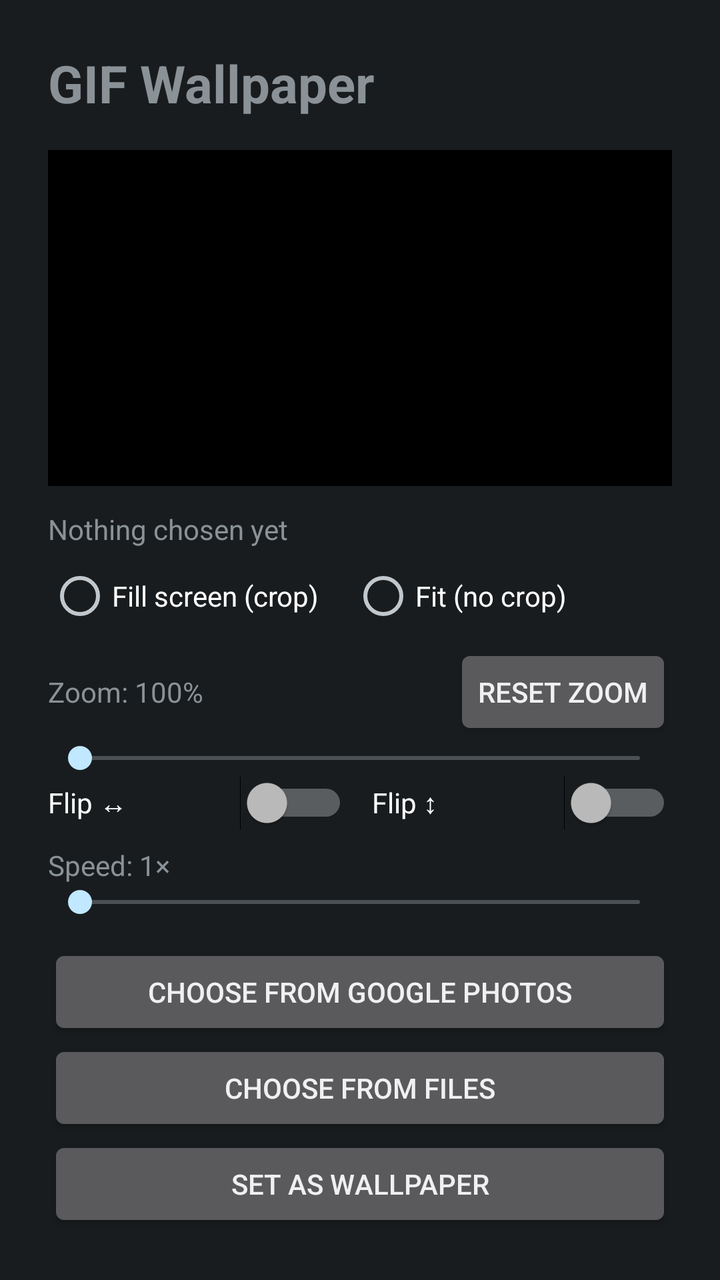
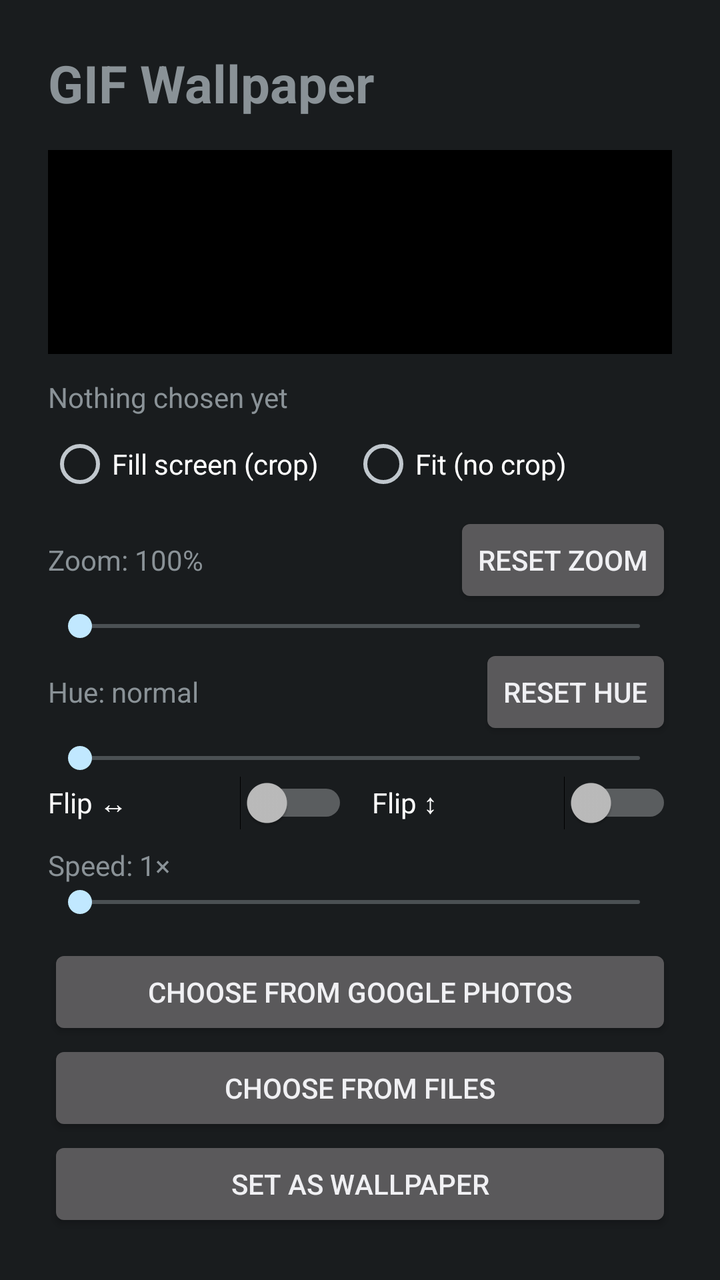

The first picture is an Android layout as it rendered before a commit; the second is the same layout after the commit. The layout source and the unified diff follow.
<!-- AndroidManifest.xml: application theme android:Theme.DeviceDefault -->
<!-- res/layout/activity_main.xml -->
<?xml version="1.0" encoding="utf-8"?>
<LinearLayout xmlns:android="http://schemas.android.com/apk/res/android"
    android:layout_width="match_parent"
    android:layout_height="match_parent"
    android:orientation="vertical"
    android:padding="24dp"
    android:fitsSystemWindows="true">

    <TextView
        android:layout_width="wrap_content"
        android:layout_height="wrap_content"
        android:text="@string/app_name"
        android:textSize="26sp"
        android:textStyle="bold"
        android:layout_marginBottom="16dp" />

    <FrameLayout
        android:layout_width="match_parent"
        android:layout_height="0dp"
        android:layout_weight="1"
        android:background="#000000">

        <ImageView
            android:id="@+id/preview"
            android:layout_width="match_parent"
            android:layout_height="match_parent"
            android:scaleType="fitCenter"
            android:contentDescription="Preview" />

        <VideoView
            android:id="@+id/videoPreview"
            android:layout_width="wrap_content"
            android:layout_height="wrap_content"
            android:layout_gravity="center"
            android:visibility="gone" />
    </FrameLayout>

    <TextView
        android:id="@+id/status"
        android:layout_width="match_parent"
        android:layout_height="wrap_content"
        android:layout_marginTop="12dp"
        android:text="Nothing chosen yet" />

    <RadioGroup
        android:id="@+id/scaleGroup"
        android:layout_width="match_parent"
        android:layout_height="wrap_content"
        android:orientation="horizontal"
        android:layout_marginTop="8dp">
        <RadioButton android:id="@+id/scaleFill" android:layout_width="wrap_content"
            android:layout_height="wrap_content" android:text="Fill screen (crop)" />
        <RadioButton android:id="@+id/scaleFit" android:layout_width="wrap_content"
            android:layout_height="wrap_content" android:layout_marginStart="16dp"
            android:text="Fit (no crop)" />
    </RadioGroup>

    <LinearLayout
        android:layout_width="match_parent"
        android:layout_height="wrap_content"
        android:layout_marginTop="8dp"
        android:gravity="center_vertical"
        android:orientation="horizontal">

        <TextView
            android:id="@+id/zoomLabel"
            android:layout_width="0dp"
            android:layout_height="wrap_content"
            android:layout_weight="1"
            android:text="Zoom: 100%" />

        <Button
            android:id="@+id/zoomReset"
            style="?android:attr/buttonStyleSmall"
            android:layout_width="wrap_content"
            android:layout_height="wrap_content"
            android:text="Reset zoom" />
    </LinearLayout>

    <SeekBar
        android:id="@+id/zoomBar"
        android:layout_width="match_parent"
        android:layout_height="wrap_content" />

    <LinearLayout
        android:layout_width="match_parent"
        android:layout_height="wrap_content"
        android:orientation="horizontal">

        <Switch
            android:id="@+id/flipH"
            android:layout_width="0dp"
            android:layout_height="wrap_content"
            android:layout_weight="1"
            android:layout_marginEnd="12dp"
            android:text="Flip ↔" />

        <Switch
            android:id="@+id/flipV"
            android:layout_width="0dp"
            android:layout_height="wrap_content"
            android:layout_weight="1"
            android:text="Flip ↕" />
    </LinearLayout>

    <TextView
        android:id="@+id/speedLabel"
        android:layout_width="wrap_content"
        android:layout_height="wrap_content"
        android:layout_marginTop="8dp"
        android:text="Speed: 1×" />

    <SeekBar
        android:id="@+id/speedBar"
        android:layout_width="match_parent"
        android:layout_height="wrap_content" />

    <Button
        android:id="@+id/photosButton"
        android:layout_width="match_parent"
        android:layout_height="wrap_content"
        android:layout_marginTop="12dp"
        android:text="Choose from Google Photos" />

    <Button
        android:id="@+id/pickButton"
        android:layout_width="match_parent"
        android:layout_height="wrap_content"
        android:text="Choose from files" />

    <Button
        android:id="@+id/setButton"
        android:layout_width="match_parent"
        android:layout_height="wrap_content"
        android:text="Set as wallpaper" />
</LinearLayout>
<!-- resources referenced by this layout -->
<resources>
  <string name="app_name">GIF Wallpaper</string>
</resources>

<!-- the commit's change to res/layout/activity_main.xml (unified diff, before → after) -->
@@ -85,6 +85,32 @@
     <LinearLayout
         android:layout_width="match_parent"
         android:layout_height="wrap_content"
+        android:gravity="center_vertical"
+        android:orientation="horizontal">
+
+        <TextView
+            android:id="@+id/hueLabel"
+            android:layout_width="0dp"
+            android:layout_height="wrap_content"
+            android:layout_weight="1"
+            android:text="Hue: normal" />
+
+        <Button
+            android:id="@+id/hueReset"
+            style="?android:attr/buttonStyleSmall"
+            android:layout_width="wrap_content"
+            android:layout_height="wrap_content"
+            android:text="Reset hue" />
+    </LinearLayout>
+
+    <SeekBar
+        android:id="@+id/hueBar"
+        android:layout_width="match_parent"
+        android:layout_height="wrap_content" />
+
+    <LinearLayout
+        android:layout_width="match_parent"
+        android:layout_height="wrap_content"
         android:orientation="horizontal">
 
         <Switch
